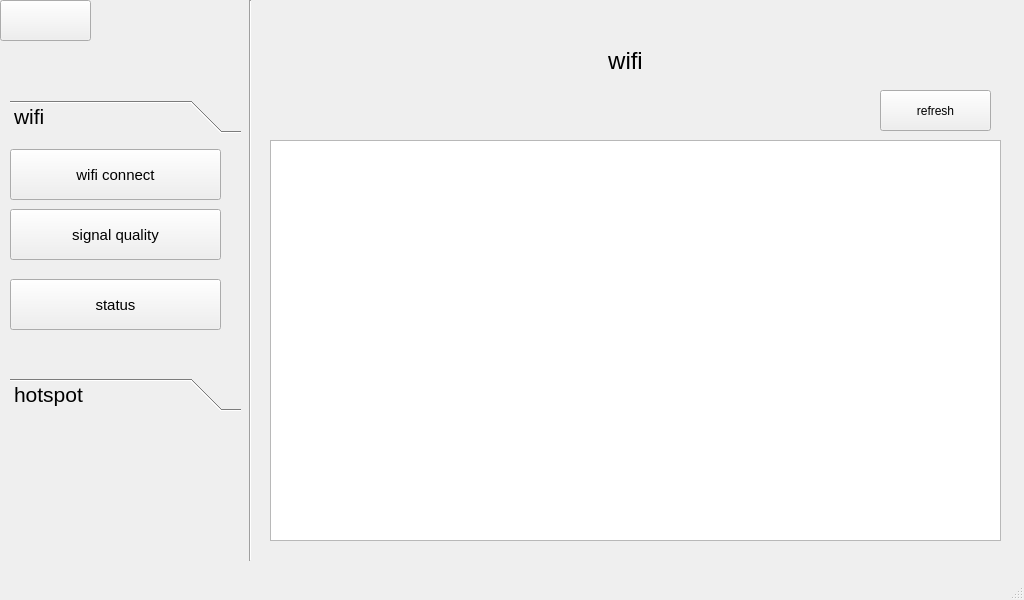
jizizihe/baijie_demo, file qt/t507/wifi.ui: the form before one commit.
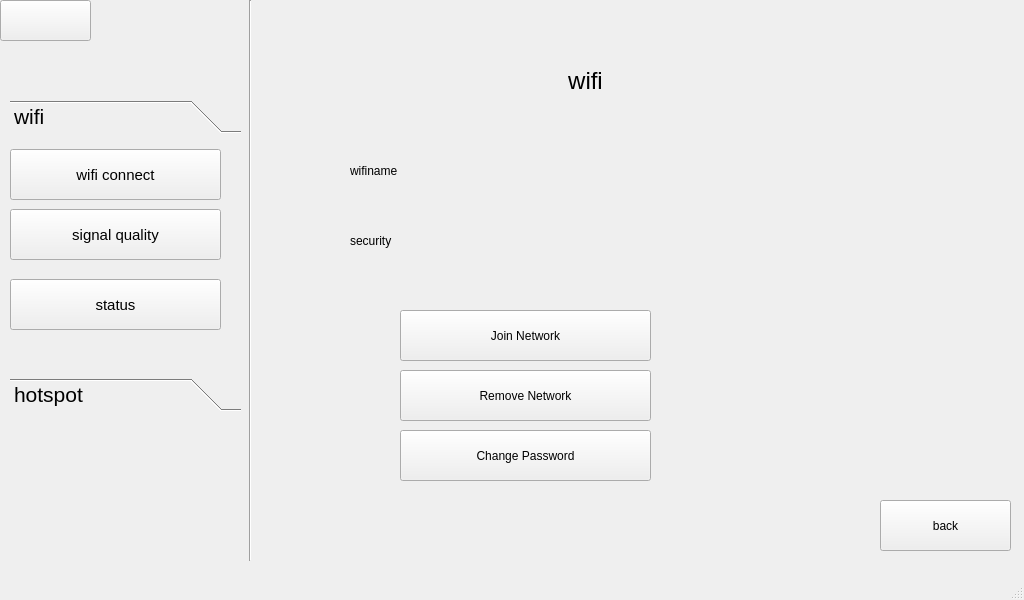
The form after the commit. The open tabs and pages were chosen to show the change. Icons and pictures are not drawn. Custom widgets are drawn as their Qt base class.

```diff
--- a/qt/t507/wifi.ui
+++ b/qt/t507/wifi.ui
@@ -373,6 +373,134 @@
       </property>
      </widget>
     </widget>
+    <widget class="QWidget" name="WifiExistPag">
+     <widget class="QPushButton" name="WifiExistRemoveBtn">
+      <property name="geometry">
+       <rect>
+        <x>140</x>
+        <y>360</y>
+        <width>251</width>
+        <height>51</height>
+       </rect>
+      </property>
+      <property name="text">
+       <string>Remove Network</string>
+      </property>
+     </widget>
+     <widget class="QPushButton" name="WifiBackBtn">
+      <property name="geometry">
+       <rect>
+        <x>620</x>
+        <y>490</y>
+        <width>131</width>
+        <height>51</height>
+       </rect>
+      </property>
+      <property name="text">
+       <string>back</string>
+      </property>
+     </widget>
+     <widget class="QPushButton" name="WifiActiveBtn">
+      <property name="geometry">
+       <rect>
+        <x>140</x>
+        <y>300</y>
+        <width>251</width>
+        <height>51</height>
+       </rect>
+      </property>
+      <property name="text">
+       <string>Join Network</string>
+      </property>
+     </widget>
+     <widget class="QLabel" name="WifiInfoNameLab">
+      <property name="geometry">
+       <rect>
+        <x>250</x>
+        <y>120</y>
+        <width>341</width>
+        <height>71</height>
+       </rect>
+      </property>
+      <property name="text">
+       <string/>
+      </property>
+     </widget>
+     <widget class="QLabel" name="label_3">
+      <property name="geometry">
+       <rect>
+        <x>90</x>
+        <y>140</y>
+        <width>141</width>
+        <height>41</height>
+       </rect>
+      </property>
+      <property name="text">
+       <string>wifiname</string>
+      </property>
+     </widget>
+     <widget class="QLabel" name="label_4">
+      <property name="geometry">
+       <rect>
+        <x>90</x>
+        <y>210</y>
+        <width>141</width>
+        <height>41</height>
+       </rect>
+      </property>
+      <property name="text">
+       <string>security</string>
+      </property>
+     </widget>
+     <widget class="QLabel" name="WifiInfoSecurityLab">
+      <property name="geometry">
+       <rect>
+        <x>250</x>
+        <y>200</y>
+        <width>381</width>
+        <height>61</height>
+       </rect>
+      </property>
+      <property name="text">
+       <string/>
+      </property>
+     </widget>
+     <widget class="QPushButton" name="ChangePasswdBtn">
+      <property name="geometry">
+       <rect>
+        <x>140</x>
+        <y>420</y>
+        <width>251</width>
+        <height>51</height>
+       </rect>
+      </property>
+      <property name="text">
+       <string>Change Password</string>
+      </property>
+     </widget>
+     <widget class="QLabel" name="label_5">
+      <property name="geometry">
+       <rect>
+        <x>230</x>
+        <y>40</y>
+        <width>191</width>
+        <height>61</height>
+       </rect>
+      </property>
+      <property name="font">
+       <font>
+        <pointsize>18</pointsize>
+       </font>
+      </property>
+      <property name="text">
+       <string>wifi</string>
+      </property>
+      <property name="alignment">
+       <set>Qt::AlignCenter</set>
+      </property>
+     </widget>
+    </widget>
+    <widget class="QWidget" name="WifiConnectPag"/>
    </widget>
    <widget class="Line" name="line">
     <property name="geometry">
```
Left out of the diff: 6 changed lines with no effect on the pictures.
